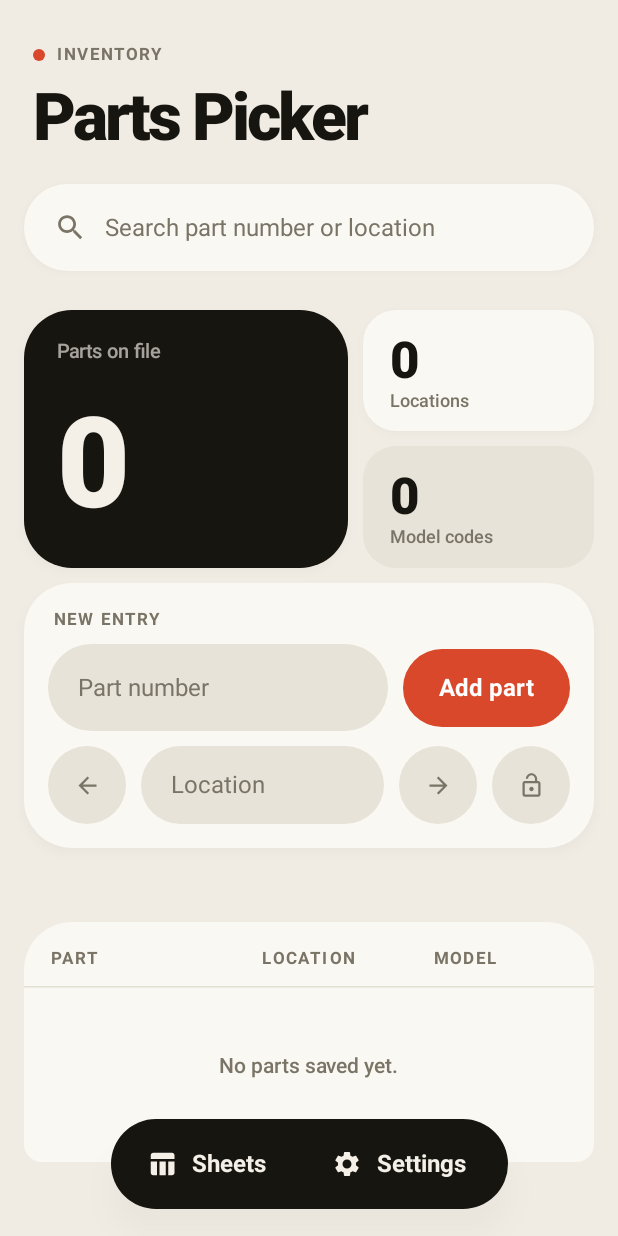
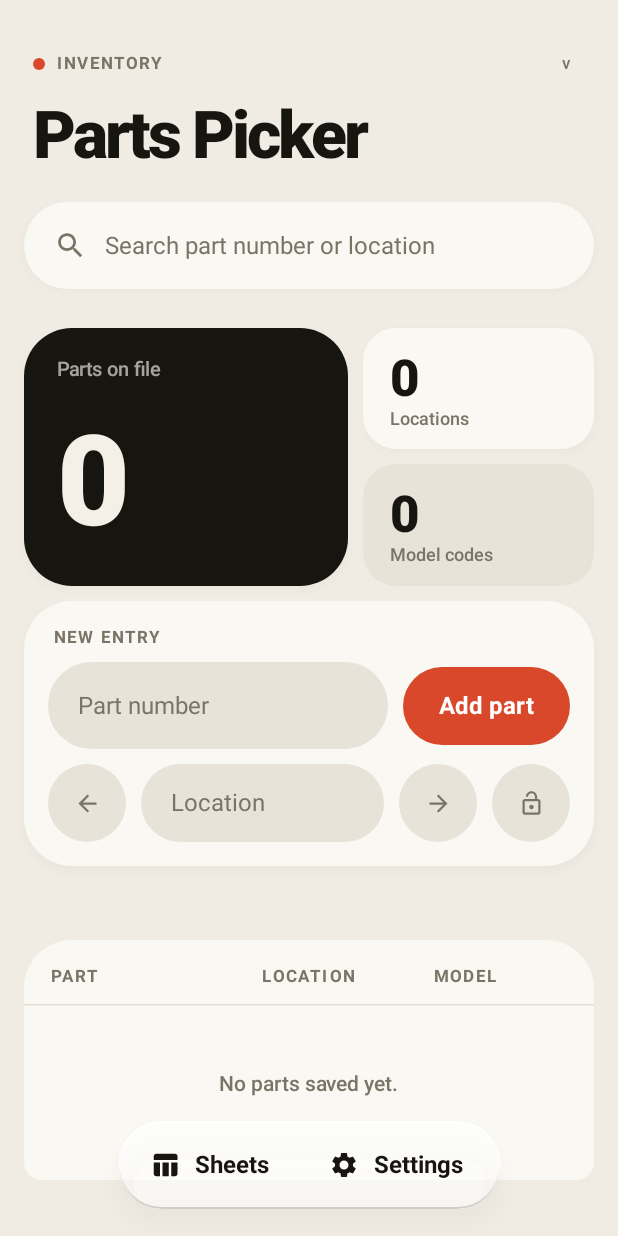
Before and after one commit to abhim5yu/partly-2, an Android app built with Jetpack Compose: the composable MainScreen shown on its own in the app's theme, on a phone screen of 412 x 824 dp. Run offline under Robolectric (Android 15) with nearby library versions, the phone set to English and light mode, and no system bars.

Commit message:
Edit sheets in-app, version easter egg, glass nav bar with adjustable transparency
- Sheets open in an in-app WebView running the real Google Sheets editor (edits save to the sheet)
- Version tag top-right on home; tap to check for updates every time
- Nav docks are translucent glass pills (rim highlight, sheen, press animation)
- Settings: Navigation bar transparency slider with live preview (persisted + backed up)

```diff
--- /dev/null
+++ b/app/src/main/java/com/partspicker/app/Glass.kt
@@ -0,0 +1,160 @@
+package com.partspicker.app
+
+import androidx.compose.animation.core.Spring
+import androidx.compose.animation.core.animateFloatAsState
+import androidx.compose.animation.core.spring
+import androidx.compose.foundation.background
+import androidx.compose.foundation.border
+import androidx.compose.foundation.clickable
+import androidx.compose.foundation.interaction.MutableInteractionSource
+import androidx.compose.foundation.interaction.collectIsPressedAsState
+import androidx.compose.foundation.layout.Arrangement
+import androidx.compose.foundation.layout.Box
+import androidx.compose.foundation.layout.Column
+import androidx.compose.foundation.layout.Row
+import androidx.compose.foundation.layout.fillMaxWidth
+import androidx.compose.foundation.layout.height
+import androidx.compose.foundation.layout.padding
+import androidx.compose.foundation.layout.size
+import androidx.compose.material.icons.Icons
+import androidx.compose.material.icons.filled.Settings
+import androidx.compose.material.icons.filled.TableChart
+import androidx.compose.material3.Icon
+import androidx.compose.material3.Slider
+import androidx.compose.material3.SliderDefaults
+import androidx.compose.material3.Text
+import androidx.compose.runtime.Composable
+import androidx.compose.runtime.compositionLocalOf
+import androidx.compose.runtime.getValue
+import androidx.compose.runtime.remember
+import androidx.compose.ui.Alignment
+import androidx.compose.ui.Modifier
+import androidx.compose.ui.draw.clip
+import androidx.compose.ui.graphics.Brush
+import androidx.compose.ui.graphics.Color
+import androidx.compose.ui.graphics.graphicsLayer
+import androidx.compose.ui.graphics.luminance
+import androidx.compose.ui.graphics.vector.ImageVector
+import androidx.compose.ui.text.font.FontWeight
+import androidx.compose.ui.unit.dp
+import androidx.compose.ui.unit.sp
+
+/**
+ * How see-through the floating nav bar is: 0 = nearly solid, 1 = clearest glass.
+ * Provided once at the app root from the saved setting.
+ */
+val LocalNavTransparency = compositionLocalOf { 0.5f }
+
+/**
+ * Floating "glass" capsule for navigation controls only (never for cards or lists).
+ * Neutral tint that follows light/dark, a thin specular rim (bright on top, softer
+ * below) and a faint top sheen. Compose can't blur what's behind a view, so the
+ * see-through comes from the adjustable translucent tint.
+ */
+@Composable
+fun GlassPill(
+    modifier: Modifier = Modifier,
+    transparency: Float = LocalNavTransparency.current,
+    content: @Composable () -> Unit
+) {
+    val c = LocalAppColors.current
+    val dark = c.bg.luminance() < 0.5f
+    val t = transparency.coerceIn(0f, 1f)
+    val fill = (if (dark) Color(0xFF1B1814) else Color.White).copy(alpha = 0.94f - 0.82f * t)
+    val sheen = Brush.verticalGradient(
+        listOf(Color.White.copy(alpha = if (dark) 0.14f else 0.45f), Color.Transparent)
+    )
+    val rim = Brush.verticalGradient(
+        listOf(
+            Color.White.copy(alpha = if (dark) 0.60f else 0.95f),
+            Color.White.copy(alpha = if (dark) 0.08f else 0.20f),
+            if (dark) Color.White.copy(alpha = 0.28f) else c.text.copy(alpha = 0.18f)
+        )
+    )
+    Box(
+        modifier
+            .lift(PillShape, 8.dp)
+            .clip(PillShape)
+            .background(fill)
+            .background(sheen)
+            .border(1.dp, rim, PillShape)
+            .padding(5.dp)
+    ) {
+        content()
+    }
+}
+
+/** A button inside a [GlassPill]: springs down and lights up while pressed. */
+@Composable
+fun GlassButton(label: String, icon: ImageVector, onClick: () -> Unit, modifier: Modifier = Modifier) {
+    val c = LocalAppColors.current
+    val dark = c.bg.luminance() < 0.5f
+    val source = remember { MutableInteractionSource() }
+    val pressed by source.collectIsPressedAsState()
+    val scale by animateFloatAsState(
+        targetValue = if (pressed) 0.93f else 1f,
+        animationSpec = spring(dampingRatio = 0.5f, stiffness = Spring.StiffnessMedium),
+        label = "glassScale"
+    )
+    val glow by animateFloatAsState(targetValue = if (pressed) 1f else 0f, label = "glassGlow")
+    Row(
+        modifier
+            .graphicsLayer { scaleX = scale; scaleY = scale }
+            .clip(PillShape)
+            .background(Color.White.copy(alpha = glow * (if (dark) 0.16f else 0.55f)))
+            .clickable(interactionSource = source, indication = null, onClick = onClick)
+            .height(48.dp)
+            .padding(start = 16.dp, end = 20.dp),
+        verticalAlignment = Alignment.CenterVertically,
+        horizontalArrangement = Arrangement.spacedBy(10.dp)
+    ) {
+        Icon(icon, contentDescription = null, tint = c.text, modifier = Modifier.size(20.dp))
+        Text(label, color = c.text, fontWeight = FontWeight.Bold, fontSize = 16.sp)
+    }
+}
+
+/** Settings card: live preview of the nav bar over a colourful strip + transparency slider. */
+@Composable
+fun NavGlassCard(transparency: Float, onChange: (Float) -> Unit, onChangeFinished: () -> Unit) {
+    val c = LocalAppColors.current
+    Column(
+        Modifier
+            .padding(horizontal = 16.dp)
+            .fillMaxWidth()
+            .lift(RadiusXl)
+            .clip(RadiusXl)
+            .background(c.surface)
+            .padding(16.dp),
+        verticalArrangement = Arrangement.spacedBy(12.dp)
+    ) {
+        Box(
+            Modifier
+                .fillMaxWidth()
+                .height(96.dp)
+                .clip(Radius)
+                .background(Brush.horizontalGradient(listOf(c.accent, Color(0xFF6C8CFF), c.success))),
+            contentAlignment = Alignment.Center
+        ) {
+            GlassPill(transparency = transparency) {
+                Row(horizontalArrangement = Arrangement.spacedBy(4.dp)) {
+                    GlassButton("Sheets", Icons.Filled.TableChart, {})
+                    GlassButton("Settings", Icons.Filled.Settings, {})
+                }
+            }
+        }
+        Row(Modifier.fillMaxWidth(), horizontalArrangement = Arrangement.SpaceBetween) {
+            Text("Transparency", color = c.text, fontWeight = FontWeight.ExtraBold, fontSize = 16.sp)
+            Text("${(transparency * 100).toInt()}%", color = c.muted, fontWeight = FontWeight.Bold, fontSize = 14.sp)
+        }
+        Slider(
+            value = transparency,
+            onValueChange = onChange,
+            onValueChangeFinished = onChangeFinished,
+            colors = SliderDefaults.colors(
+                thumbColor = c.accent,
+                activeTrackColor = c.accent,
+                inactiveTrackColor = c.surface2
+            )
+        )
+    }
+}
--- a/app/src/main/java/com/partspicker/app/MainActivity.kt
+++ b/app/src/main/java/com/partspicker/app/MainActivity.kt
@@ -8,6 +8,7 @@ import androidx.activity.enableEdgeToEdge
 import androidx.activity.result.contract.ActivityResultContracts
 import androidx.compose.foundation.lazy.rememberLazyListState
 import androidx.compose.runtime.Composable
+import androidx.compose.runtime.CompositionLocalProvider
 import androidx.compose.runtime.getValue
 import androidx.compose.runtime.mutableStateOf
 import androidx.compose.runtime.saveable.rememberSaveable
@@ -48,6 +49,7 @@ fun PartsPickerApp(
     onImportBackup: () -> Unit = {}
 ) {
     AppTheme(vm.themeMode) {
+        CompositionLocalProvider(LocalNavTransparency provides vm.navTransparency) {
             var showSettings by rememberSaveable { mutableStateOf(false) }
             var showSheets by rememberSaveable { mutableStateOf(false) }
             val listState = rememberLazyListState()
@@ -71,3 +73,4 @@ fun PartsPickerApp(
             AppSheets(vm)
         }
     }
+}
--- a/app/src/main/java/com/partspicker/app/MainScreen.kt
+++ b/app/src/main/java/com/partspicker/app/MainScreen.kt
@@ -2,6 +2,7 @@ package com.partspicker.app
 
 import android.content.Intent
 import android.net.Uri
+import android.widget.Toast
 import androidx.compose.foundation.ExperimentalFoundationApi
 import androidx.compose.foundation.background
 import androidx.compose.foundation.clickable
@@ -168,7 +169,28 @@ fun MainScreen(
 
             item {
                 Column(Modifier.padding(start = 22.dp, end = 22.dp, top = 30.dp, bottom = 6.dp)) {
-                    Eyebrow("Inventory", Modifier.padding(bottom = 10.dp))
+                    Row(
+                        Modifier.fillMaxWidth().padding(bottom = 10.dp),
+                        verticalAlignment = Alignment.CenterVertically,
+                        horizontalArrangement = Arrangement.SpaceBetween
+                    ) {
+                        Eyebrow("Inventory")
+                        // Easter egg: tap the version to check for an update, every time.
+                        Text(
+                            "v${BuildConfig.VERSION_NAME}",
+                            Modifier
+                                .clip(PillShape)
+                                .clickable {
+                                    vm.checkForUpdateNow(BuildConfig.VERSION_NAME) { msg ->
+                                        Toast.makeText(context, msg, Toast.LENGTH_SHORT).show()
+                                    }
+                                }
+                                .padding(horizontal = 10.dp, vertical = 6.dp),
+                            color = c.muted,
+                            fontSize = 11.sp,
+                            fontWeight = FontWeight.SemiBold
+                        )
+                    }
                     Text(
                         "Parts Picker",
                         color = c.text,
@@ -316,56 +338,22 @@ private fun SectionHeaderRow(sectionKey: String) {
     }
 }
 
-/** Floating bottom nav: exactly two buttons — Sheets and Settings. */
+/** Floating glass nav: exactly two buttons — Sheets and Settings. */
 @Composable
 fun NavDock(onSheets: () -> Unit, onSettings: () -> Unit, modifier: Modifier = Modifier) {
-    val c = LocalAppColors.current
-    Box(
-        modifier
-            .navigationBarsPadding()
-            .padding(bottom = 18.dp)
-            .lift(PillShape, 12.dp)
-            .clip(PillShape)
-            .background(c.ink)
-            .padding(6.dp)
-    ) {
+    GlassPill(modifier.navigationBarsPadding().padding(bottom = 18.dp)) {
         Row(horizontalArrangement = Arrangement.spacedBy(4.dp)) {
-            DockButton("Sheets", Icons.Filled.TableChart, onSheets)
-            DockButton("Settings", Icons.Filled.Settings, onSettings)
+            GlassButton("Sheets", Icons.Filled.TableChart, onSheets)
+            GlassButton("Settings", Icons.Filled.Settings, onSettings)
         }
     }
 }
 
+/** Single-button glass dock (used for "Back" on the Settings screen). */
 @Composable
 fun Dock(label: String, icon: ImageVector, onClick: () -> Unit, modifier: Modifier = Modifier) {
-    val c = LocalAppColors.current
-    Box(
-        modifier
-            .navigationBarsPadding()
-            .padding(bottom = 18.dp)
-            .lift(PillShape, 12.dp)
-            .clip(PillShape)
-            .background(c.ink)
-            .padding(6.dp)
-    ) {
-        DockButton(label, icon, onClick)
-    }
-}
-
-@Composable
-private fun DockButton(label: String, icon: ImageVector, onClick: () -> Unit) {
-    val c = LocalAppColors.current
-    Row(
-        Modifier
-            .clip(PillShape)
-            .clickable(onClick = onClick)
-            .height(48.dp)
-            .padding(start = 18.dp, end = 22.dp),
-        verticalAlignment = Alignment.CenterVertically,
-        horizontalArrangement = Arrangement.spacedBy(10.dp)
-    ) {
-        Icon(icon, contentDescription = null, tint = c.onInk, modifier = Modifier.size(20.dp))
-        Text(label, color = c.onInk, fontWeight = FontWeight.Bold, fontSize = 16.sp)
+    GlassPill(modifier.navigationBarsPadding().padding(bottom = 18.dp)) {
+        GlassButton(label, icon, onClick)
     }
 }
 
```
Also changed, not shown: app/src/main/java/com/partspicker/app/PartsViewModel.kt (+55 -11 lines), app/src/main/java/com/partspicker/app/SettingsScreen.kt (+9 -0 lines), app/src/main/java/com/partspicker/app/SheetViewer.kt (added, +140 -0 lines), app/src/main/java/com/partspicker/app/SheetsScreen.kt (+17 -18 lines), app/src/main/java/com/partspicker/app/Storage.kt (+11 -2 lines). Lines whose indentation alone changed are shown as unchanged.
